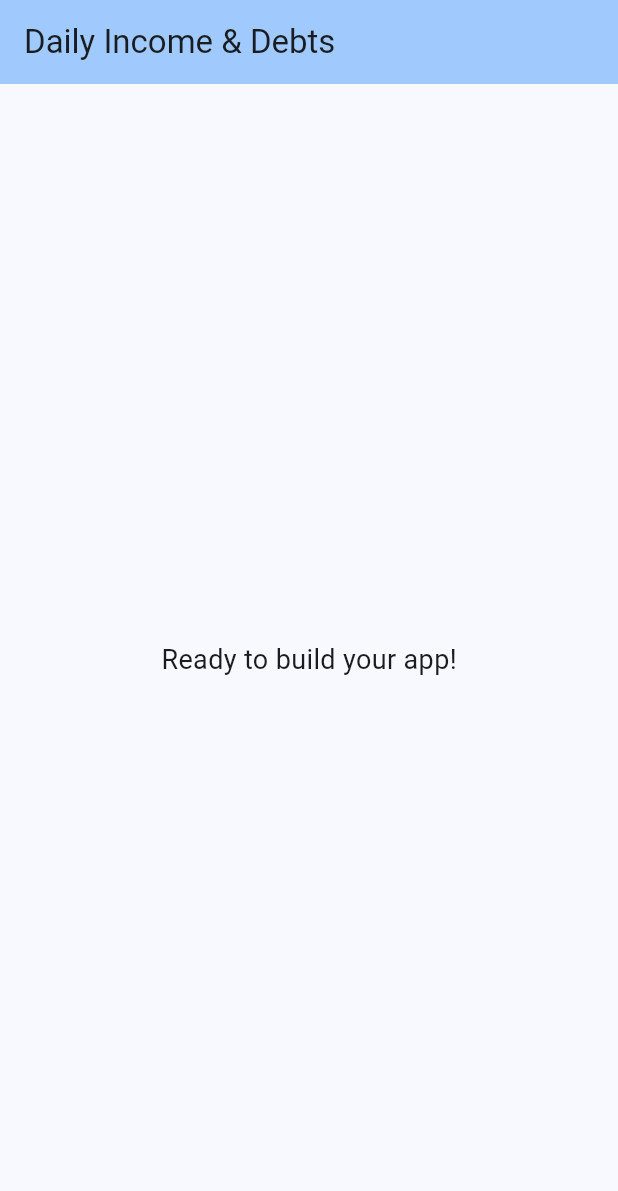
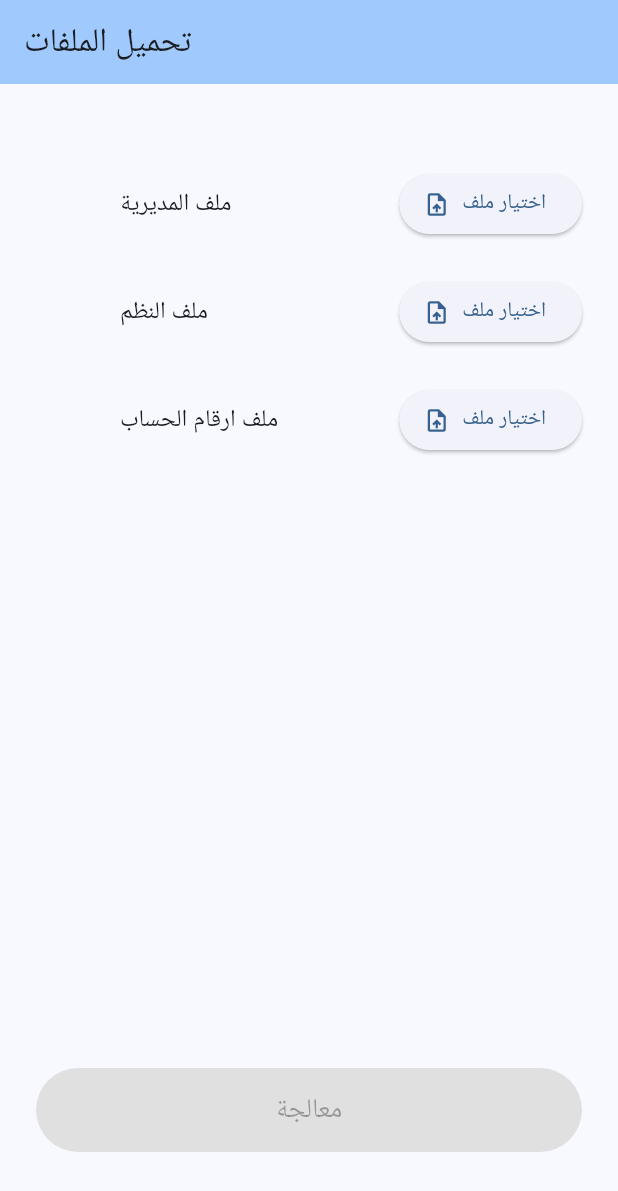
Before and after one commit to AiExpert1985/daily-income-payment, a Flutter app: the screen it shows after launch, on a phone screen of 412 x 824 dp. Shown: the top 1191 px of the screen. Run offline on Flutter 3.47's test engine with Material 3 defaults, Android fonts, the phone set to English and light mode, and no system bars; our stand-ins replace file_picker, flutter_riverpod, go_router; missing offline and left inert: excel.

Commit message:
Task: File Upload UI

```diff
--- /dev/null
+++ b/lib/core/router.dart
@@ -0,0 +1,13 @@
+import 'package:go_router/go_router.dart';
+
+import '../features/file_upload/file_upload_screen.dart';
+import '../features/output/output_screen.dart';
+
+/// Application router configuration.
+final router = GoRouter(
+  initialLocation: '/',
+  routes: [
+    GoRoute(path: '/', builder: (context, state) => const FileUploadScreen()),
+    GoRoute(path: '/output', builder: (context, state) => const OutputScreen()),
+  ],
+);
--- /dev/null
+++ b/lib/features/file_upload/file_upload_screen.dart
@@ -0,0 +1,135 @@
+import 'package:flutter/material.dart';
+import 'package:flutter_riverpod/flutter_riverpod.dart';
+import 'package:go_router/go_router.dart';
+
+import 'file_upload_notifier.dart';
+import 'file_upload_state.dart';
+
+/// Screen for uploading the three Excel files.
+class FileUploadScreen extends ConsumerWidget {
+  const FileUploadScreen({super.key});
+
+  @override
+  Widget build(BuildContext context, WidgetRef ref) {
+    final state = ref.watch(fileUploadProvider);
+    final notifier = ref.read(fileUploadProvider.notifier);
+
+    return Scaffold(
+      appBar: AppBar(
+        title: const Text('تحميل الملفات'),
+        backgroundColor: Theme.of(context).colorScheme.inversePrimary,
+      ),
+      body: Padding(
+        padding: const EdgeInsets.all(24.0),
+        child: Column(
+          crossAxisAlignment: CrossAxisAlignment.stretch,
+          children: [
+            const SizedBox(height: 32),
+
+            // Primary file upload row
+            _FileUploadRow(
+              label: 'ملف المديرية',
+              fileState: state.primaryFile,
+              onPressed: notifier.pickPrimaryFile,
+            ),
+            const SizedBox(height: 24),
+
+            // Secondary file upload row
+            _FileUploadRow(
+              label: 'ملف النظم',
+              fileState: state.secondaryFile,
+              onPressed: notifier.pickSecondaryFile,
+            ),
+            const SizedBox(height: 24),
+
+            // Mapping file upload row
+            _FileUploadRow(
+              label: 'ملف ارقام الحساب',
+              fileState: state.mappingFile,
+              onPressed: notifier.pickMappingFile,
+            ),
+
+            const Spacer(),
+
+            // Process button
+            SizedBox(
+              height: 56,
+              child: ElevatedButton(
+                onPressed: state.allFilesReady
+                    ? () => context.go('/output')
+                    : null,
+                style: ElevatedButton.styleFrom(
+                  backgroundColor: Theme.of(context).colorScheme.primary,
+                  foregroundColor: Theme.of(context).colorScheme.onPrimary,
+                  disabledBackgroundColor: Colors.grey.shade300,
+                ),
+                child: const Text('معالجة', style: TextStyle(fontSize: 18)),
+              ),
+            ),
+            const SizedBox(height: 32),
+          ],
+        ),
+      ),
+    );
+  }
+}
+
+/// A row showing file label, upload button, and status indicator.
+class _FileUploadRow extends StatelessWidget {
+  final String label;
+  final SingleFileState fileState;
+  final VoidCallback onPressed;
+
+  const _FileUploadRow({
+    required this.label,
+    required this.fileState,
+    required this.onPressed,
+  });
+
+  @override
+  Widget build(BuildContext context) {
+    return Row(
+      children: [
+        // Status icon
+        SizedBox(width: 40, child: _buildStatusIcon()),
+        const SizedBox(width: 16),
+
+        // Label
+        Expanded(child: Text(label, style: const TextStyle(fontSize: 16))),
+
+        // Upload button
+        ElevatedButton.icon(
+          onPressed: fileState.isLoading ? null : onPressed,
+          icon: fileState.isLoading
+              ? const SizedBox(
+                  width: 16,
+                  height: 16,
+                  child: CircularProgressIndicator(strokeWidth: 2),
+                )
+              : const Icon(Icons.upload_file),
+          label: const Text('اختيار ملف'),
+        ),
+      ],
+    );
+  }
+
+  Widget _buildStatusIcon() {
+    return switch (fileState.status) {
+      FileUploadStatus.initial => const SizedBox.shrink(),
+      FileUploadStatus.loading => const SizedBox(
+        width: 24,
+        height: 24,
+        child: CircularProgressIndicator(strokeWidth: 2),
+      ),
+      FileUploadStatus.success => const Icon(
+        Icons.check_circle,
+        color: Colors.green,
+        size: 28,
+      ),
+      FileUploadStatus.error => Tooltip(
+        message: fileState.errorMessage ?? 'ملف خاطئ',
+        child: const Icon(Icons.cancel, color: Colors.red, size: 28),
+      ),
+    };
+  }
+}
--- /dev/null
+++ b/lib/features/file_upload/file_upload_state.dart
@@ -0,0 +1,94 @@
+import '../../../models/account_mapping.dart';
+import '../../../models/payment_record.dart';
+
+/// Status of a file upload operation.
+enum FileUploadStatus {
+  /// No file selected yet.
+  initial,
+
+  /// File is being parsed.
+  loading,
+
+  /// File parsed successfully.
+  success,
+
+  /// File parsing failed.
+  error,
+}
+
+/// State for a single file upload.
+class SingleFileState {
+  final FileUploadStatus status;
+  final String? errorMessage;
+
+  const SingleFileState({
+    this.status = FileUploadStatus.initial,
+    this.errorMessage,
+  });
+
+  bool get isSuccess => status == FileUploadStatus.success;
+  bool get isError => status == FileUploadStatus.error;
+  bool get isLoading => status == FileUploadStatus.loading;
+  bool get isInitial => status == FileUploadStatus.initial;
+
+  SingleFileState copyWith({FileUploadStatus? status, String? errorMessage}) {
+    return SingleFileState(
+      status: status ?? this.status,
+      errorMessage: errorMessage,
+    );
+  }
+}
+
+/// State for the file upload screen.
+///
+/// Holds the status and parsed data for all three files.
+class FileUploadState {
+  /// Primary dataset file (ملف المديرية).
+  final SingleFileState primaryFile;
+
+  /// Secondary dataset file (ملف النظم).
+  final SingleFileState secondaryFile;
+
+  /// Account mapping file (ملف ارقام الحساب).
+  final SingleFileState mappingFile;
+
+  /// Parsed payment records from primary file.
+  final List<PaymentRecord>? primaryRecords;
+
+  /// Parsed payment records from secondary file.
+  final List<PaymentRecord>? secondaryRecords;
+
+  /// Parsed account mappings.
+  final List<AccountMapping>? accountMappings;
+
+  const FileUploadState({
+    this.primaryFile = const SingleFileState(),
+    this.secondaryFile = const SingleFileState(),
+    this.mappingFile = const SingleFileState(),
+    this.primaryRecords,
+    this.secondaryRecords,
+    this.accountMappings,
+  });
+
+  /// Returns true if all three files have been successfully uploaded.
+  bool get allFilesReady =>
+      primaryFile.isSuccess && secondaryFile.isSuccess && mappingFile.isSuccess;
+
+  FileUploadState copyWith({
+    SingleFileState? primaryFile,
+    SingleFileState? secondaryFile,
+    SingleFileState? mappingFile,
+    List<PaymentRecord>? primaryRecords,
+    List<PaymentRecord>? secondaryRecords,
+    List<AccountMapping>? accountMappings,
+  }) {
+    return FileUploadState(
+      primaryFile: primaryFile ?? this.primaryFile,
+      secondaryFile: secondaryFile ?? this.secondaryFile,
+      mappingFile: mappingFile ?? this.mappingFile,
+      primaryRecords: primaryRecords ?? this.primaryRecords,
+      secondaryRecords: secondaryRecords ?? this.secondaryRecords,
+      accountMappings: accountMappings ?? this.accountMappings,
+    );
+  }
+}
--- a/lib/main.dart
+++ b/lib/main.dart
@@ -1,7 +1,10 @@
 import 'package:flutter/material.dart';
+import 'package:flutter_riverpod/flutter_riverpod.dart';
+
+import 'core/router.dart';
 
 void main() {
-  runApp(const MyApp());
+  runApp(const ProviderScope(child: MyApp()));
 }
 
 class MyApp extends StatelessWidget {
@@ -9,30 +12,16 @@ class MyApp extends StatelessWidget {
 
   @override
   Widget build(BuildContext context) {
-    return MaterialApp(
+    return Directionality(
+      textDirection: TextDirection.rtl,
+      child: MaterialApp.router(
         title: 'Daily Income & Debts',
         debugShowCheckedModeBanner: false,
         theme: ThemeData(
           colorScheme: ColorScheme.fromSeed(seedColor: Colors.blue),
           useMaterial3: true,
         ),
-      home: const HomeScreen(),
-    );
-  }
-}
-
-class HomeScreen extends StatelessWidget {
-  const HomeScreen({super.key});
-
-  @override
-  Widget build(BuildContext context) {
-    return Scaffold(
-      appBar: AppBar(
-        title: const Text('Daily Income & Debts'),
-        backgroundColor: Theme.of(context).colorScheme.inversePrimary,
-      ),
-      body: const Center(
-        child: Text('Ready to build your app!', style: TextStyle(fontSize: 18)),
+        routerConfig: router,
       ),
     );
   }
--- a/pubspec.yaml
+++ b/pubspec.yaml
@@ -35,6 +35,9 @@ dependencies:
   # Use with the CupertinoIcons class for iOS style icons.
   cupertino_icons: ^1.0.8
   excel: ^4.0.6
+  flutter_riverpod: ^2.6.1
+  go_router: ^14.8.1
+  file_picker: ^8.3.7
 
 dev_dependencies:
   flutter_test:
```
Also changed, not shown: lib/features/file_upload/file_upload_notifier.dart (added, +132 -0 lines), lib/features/output/output_screen.dart (added, +21 -0 lines), pubspec.lock, 7 other files. Lines whose indentation alone changed are shown as unchanged.
